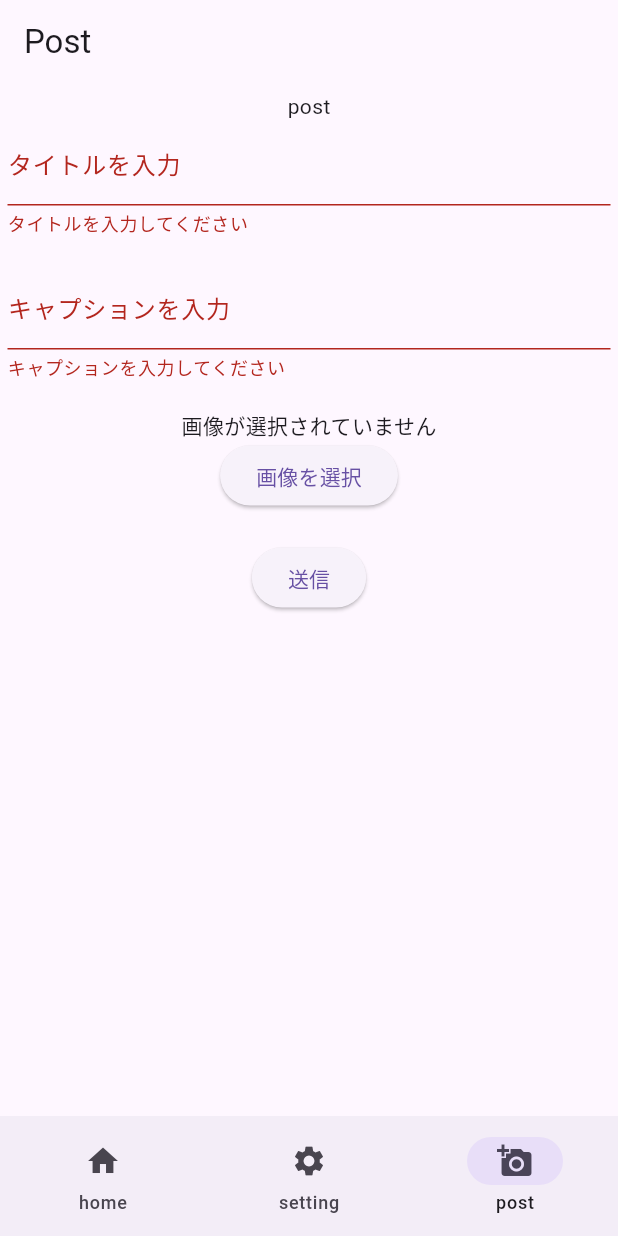
After one commit to takutomiyajima/photo-app, a Flutter app: the screen it shows after launch, item 3 of the bottom bar chosen, after a tap on "送信", on a phone screen of 412 x 824 dp. The commit adds this screen. Run offline on Flutter 3.47's test engine with Material 3 defaults, Android fonts, the light colour scheme and no system bars; our stand-ins replace cloud_firestore, firebase_core, firebase_database, firebase_storage, go_router, image_picker; accounts and stored records are empty.

Commit message:
投稿ページの作成と画面遷移の追加

```diff
--- a/lib/infla/bottom-bar.dart
+++ b/lib/infla/bottom-bar.dart
@@ -18,6 +18,7 @@ class AppNavigationBar extends StatelessWidget {
         destinations: const [
           NavigationDestination(icon: Icon(Icons.home), label: 'home'),
           NavigationDestination(icon: Icon(Icons.settings), label: 'setting'),
+          NavigationDestination(icon: Icon(Icons.add_a_photo), label: 'post'),
         ],
         onDestinationSelected: (index) {
           navigationShell.goBranch(
--- a/lib/main.dart
+++ b/lib/main.dart
@@ -1,13 +1,7 @@
-import 'dart:io';
-
-import 'package:firebase_storage/firebase_storage.dart';
 import 'package:flutter/material.dart';
 import 'package:firebase_core/firebase_core.dart';
 import 'package:photoapp/route.dart';
-import 'package:photoapp/screen/setting.dart';
 import 'firebase_options.dart';
-import 'package:image_picker/image_picker.dart';
-import 'package:photoapp/screen/home.dart';
 
 
 void main() async {
--- a/lib/route.dart
+++ b/lib/route.dart
@@ -3,10 +3,12 @@ import 'package:go_router/go_router.dart';
 import 'package:photoapp/screen/home.dart';
 import 'package:photoapp/infla/bottom-bar.dart';
 import 'package:photoapp/screen/setting.dart';
+import 'package:photoapp/screen/post.dart';
 
 final rootNavigatorKey = GlobalKey<NavigatorState>();
 final homeNavigatorKey = GlobalKey<NavigatorState>(debugLabel: 'home');
 final settingNavigatorKey = GlobalKey<NavigatorState>(debugLabel: 'setting');
+final PostNavigatorKey = GlobalKey<NavigatorState>(debugLabel: 'post');
 
 class App extends StatelessWidget{
   App({super.key});
@@ -39,6 +41,15 @@ final appRouter = GoRouter(
             ),
           ],
         ),
+        StatefulShellBranch(
+          navigatorKey: PostNavigatorKey,
+          routes: [
+            GoRoute(
+              path: '/post',
+              builder: (context, state) => const PostScreen(),
+            ),
+          ],
+        ),
       ],
     ),
   ],
--- a/lib/screen/home.dart
+++ b/lib/screen/home.dart
@@ -1,9 +1,6 @@
 import 'package:flutter/material.dart';
 import 'dart:io';
-
 import 'package:firebase_storage/firebase_storage.dart';
-import 'package:firebase_core/firebase_core.dart';
-import '/firebase_options.dart';
 import 'package:image_picker/image_picker.dart';
 
 
--- /dev/null
+++ b/lib/screen/post.dart
@@ -0,0 +1,138 @@
+import 'package:firebase_database/firebase_database.dart';
+import 'package:flutter/material.dart';
+import 'package:cloud_firestore/cloud_firestore.dart';
+import 'package:firebase_storage/firebase_storage.dart';
+import 'package:image_picker/image_picker.dart';
+import 'package:firebase_core/firebase_core.dart';
+import '../firebase_options.dart';
+import 'dart:io';
+
+class PostScreen extends StatefulWidget{
+  const PostScreen({super.key});
+  @override
+  _PostScreenState createState() => _PostScreenState();
+}
+
+class _PostScreenState extends State<PostScreen>{
+  final _formKey = GlobalKey<FormState>();
+  final TextEditingController _nameController = TextEditingController();
+  final TextEditingController _detailController = TextEditingController();
+  File? _selectedImage;
+  final ImagePicker _picker = ImagePicker();
+  FirebaseDatabase database = FirebaseDatabase.instance;
+
+  @override
+    void dispose() {
+    _nameController.dispose();
+    super.dispose();
+    }
+
+  Future<void> _pickImage() async {
+    final pickedFile = await _picker.pickImage(source: ImageSource.gallery);
+    if (pickedFile != null) {
+      setState(() {
+        _selectedImage = File(pickedFile.path);
+      });
+    }
+  }
+
+  Future<String?> _uploadImage(File image) async {
+    try {
+      final storageRef = FirebaseStorage.instance.ref();
+      final imageRef = storageRef.child('images/${DateTime.now().millisecondsSinceEpoch}.jpg');
+      await imageRef.putFile(image);
+      return await imageRef.getDownloadURL();
+    } catch (e) {
+      print("Error uploading image: $e");
+      return null;
+    }
+  }
+
+  void _submitData() async {
+    if (_formKey.currentState!.validate()) {
+      String name = _nameController.text;
+      String detail = _detailController.text;
+
+      String? imageUrl = await _uploadImage(_selectedImage!);
+
+      // Firebase Firestoreにデータを登録
+      if (imageUrl != null) {
+        final ref = FirebaseDatabase.instance.ref('users');
+        // Firestoreにデータを登録
+        await ref.set({
+          'name': name,
+          'detail': detail,
+          'imageUrl': imageUrl,
+          'timestamp': ServerValue.timestamp,
+        });
+
+      // 登録後にフォームをリセット
+      _nameController.clear();
+      _detailController.clear();
+      setState(() {
+          _selectedImage = null;
+        });
+    }
+  }
+    }
+
+  @override
+  Widget build(BuildContext context) {
+    return Scaffold(
+      appBar: AppBar(
+        title: Text('Post'),
+      ),
+      body: Center(
+        child: Container(
+          padding: EdgeInsets.all(5),
+          child: Column(
+            children: [
+              Text('post'),
+              Form(
+                key: _formKey,
+                child: Column(children: [
+                  TextFormField(
+                    controller: _nameController,
+                    decoration: InputDecoration(labelText: 'タイトルを入力'),
+                    validator: (value) {
+                      if (value == null || value.isEmpty) {
+                        return 'タイトルを入力してください';
+                      }
+                      return null;
+                    },
+                  ),
+                  SizedBox(height: 20,),
+                  TextFormField(
+                    controller: _detailController,
+                    decoration: InputDecoration(labelText: 'キャプションを入力'),
+                    validator: (value) {
+                      if (value == null || value.isEmpty) {
+                        return 'キャプションを入力してください';
+                      }
+                      return null;
+                    },
+                  ),
+                  SizedBox(height: 20,),
+                  _selectedImage != null
+                  ? Image.file(
+                      _selectedImage!,
+                      height: 150,
+                    )
+                  : Text('画像が選択されていません'),
+                  ElevatedButton(
+                    onPressed: _pickImage,
+                    child: Text('画像を選択'),
+                  ),
+                  SizedBox(height: 20),
+                  ElevatedButton(
+                    onPressed: _submitData,
+                    child: Text('送信'),
+                  ),
+                ],),)
+            ],
+          ),
+        ),
+      ),
+    );
+  }
+}
--- a/pubspec.yaml
+++ b/pubspec.yaml
@@ -42,6 +42,7 @@ dependencies:
   firebase_auth: ^4.16.0
   get_server: ^1.2.1
   go_router: ^14.2.7
+  firebase_database: ^10.5.7
 
 dev_dependencies:
   flutter_test:
```
Also changed, not shown: lib/firebase_options.dart, pubspec.lock, 5 other files.
